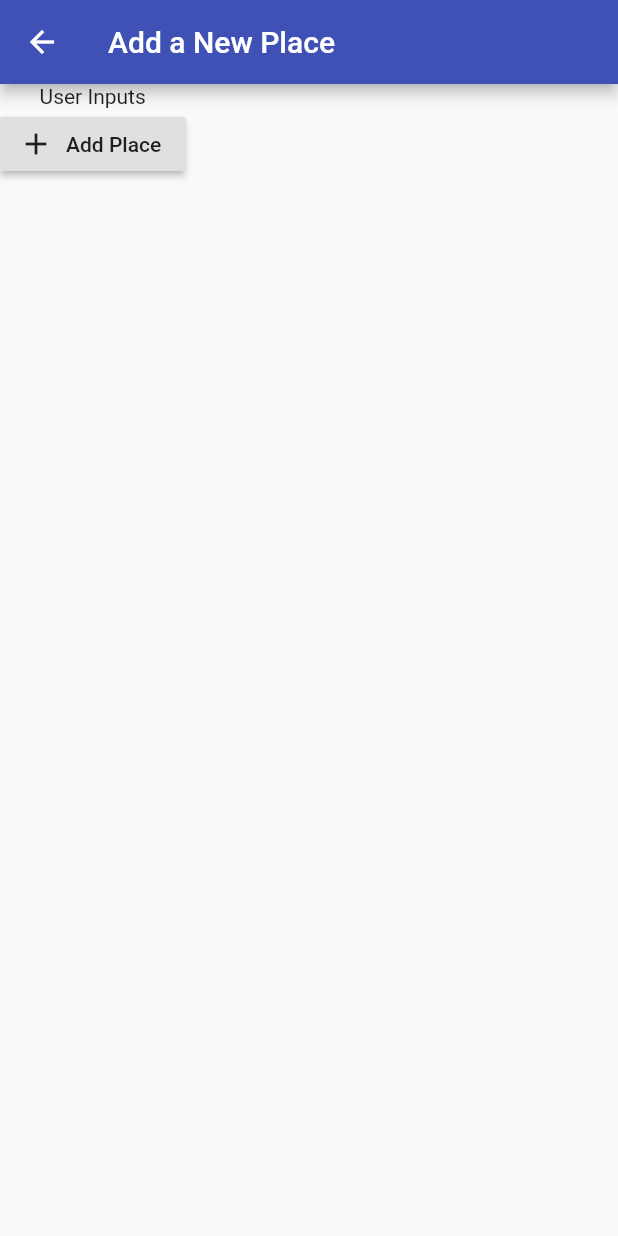
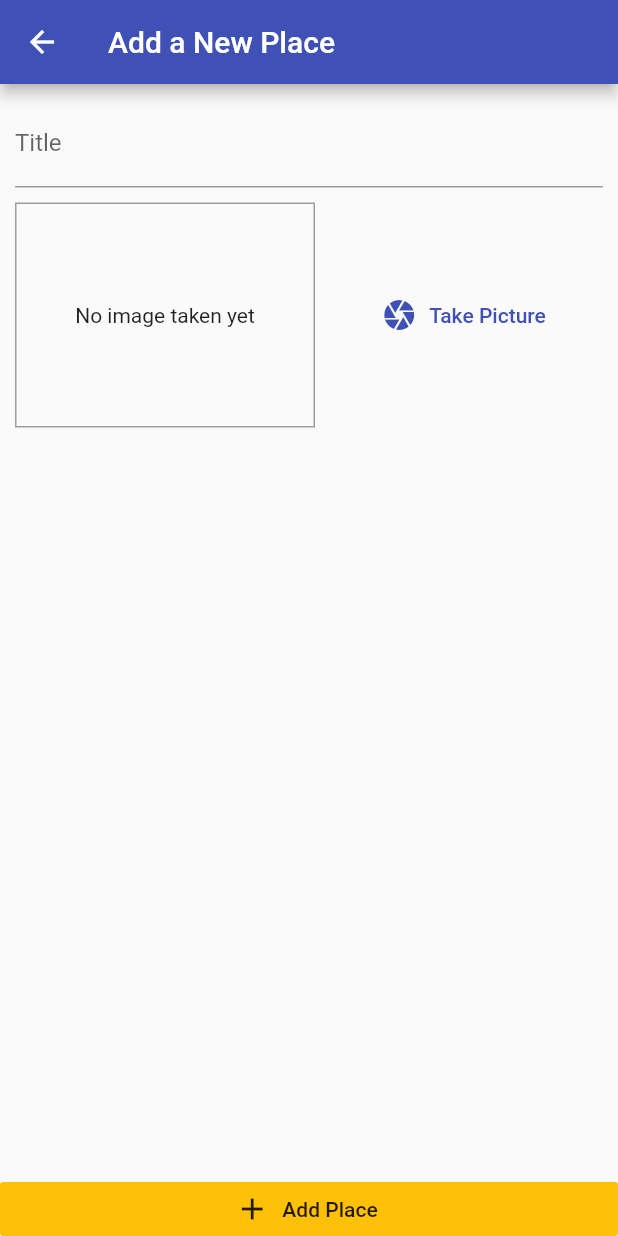
Before and after one commit to ShuvranilSaha/Great_place_app, a Flutter app: the screen it shows after launch, after a tap on the "add" icon, on a phone screen of 412 x 824 dp. Run offline on Flutter 3.47's test engine with Material 2 defaults, Android fonts, the phone set to English and light mode, and no system bars; our stand-ins replace image_picker.

Commit message:
added image click feature and save

```diff
--- a/lib/providers/great_places.dart
+++ b/lib/providers/great_places.dart
@@ -1,3 +1,5 @@
+import 'dart:io';
+
 import 'package:flutter/foundation.dart';
 import '../models/place.dart';
 
@@ -5,6 +7,17 @@ class GreatPlaces with ChangeNotifier {
   List<Place> _items = [];
 
   List<Place> get items {
-    return [...items];
+    return [..._items];
+  }
+
+  void addPlaces(String pickedTitle, File pickedImage) {
+    final newPlace = Place(
+      id: DateTime.now().toString(),
+      title: pickedTitle,
+      location: null,
+      image: pickedImage,
+    );
+    _items.add(newPlace);
+    notifyListeners();
   }
 }
--- a/lib/screens/add_place_screen.dart
+++ b/lib/screens/add_place_screen.dart
@@ -1,4 +1,8 @@
 import 'package:flutter/material.dart';
+import 'dart:io';
+import '../widgets/image_input.dart';
+import 'package:provider/provider.dart';
+import '../providers/great_places.dart';
 
 class AddPlaceScreen extends StatefulWidget {
   static const routeName = '/add-place';
@@ -7,6 +11,22 @@ class AddPlaceScreen extends StatefulWidget {
 }
 
 class _AddPlaceScreenState extends State<AddPlaceScreen> {
+  final _titleController = TextEditingController();
+  File _pickedImage;
+
+  void _selectImage(File pickedImage) {
+    _pickedImage = pickedImage;
+  }
+
+  void _savePlace() {
+    if (_titleController.text.isEmpty || _pickedImage == null) {
+      return;
+    }
+    Provider.of<GreatPlaces>(context, listen: false)
+        .addPlaces(_titleController.text, _pickedImage);
+    Navigator.of(context).pop();
+  }
+
   @override
   Widget build(BuildContext context) {
     return Scaffold(
@@ -14,12 +34,33 @@ class _AddPlaceScreenState extends State<AddPlaceScreen> {
         title: Text('Add a New Place'),
       ),
       body: Column(
+        crossAxisAlignment: CrossAxisAlignment.stretch,
         children: [
-          Text('User Inputs'),
+          Expanded(
+              child: SingleChildScrollView(
+            child: Padding(
+              padding: const EdgeInsets.all(10),
+              child: Column(
+                children: [
+                  TextField(
+                    decoration: InputDecoration(labelText: 'Title'),
+                    controller: _titleController,
+                  ),
+                  SizedBox(
+                    height: 10,
+                  ),
+                  ImageInput(_selectImage)
+                ],
+              ),
+            ),
+          )),
           RaisedButton.icon(
-            onPressed: () {},
+            onPressed: _savePlace,
             icon: Icon(Icons.add),
             label: Text('Add Place'),
+            elevation: 0,
+            materialTapTargetSize: MaterialTapTargetSize.shrinkWrap,
+            color: Theme.of(context).accentColor,
           )
         ],
       ),
--- a/lib/screens/places_list_screen.dart
+++ b/lib/screens/places_list_screen.dart
@@ -1,5 +1,7 @@
 import 'package:flutter/material.dart';
-import 'package:great_place_app/screens/add_place_screen.dart';
+import '../providers/great_places.dart';
+import '../screens/add_place_screen.dart';
+import 'package:provider/provider.dart';
 
 class PlacesListScreen extends StatelessWidget {
   @override
@@ -18,9 +20,26 @@ class PlacesListScreen extends StatelessWidget {
                 })
           ],
         ),
-      body: Center(
-        child: CircularProgressIndicator(),
+        body: Consumer<GreatPlaces>(
+          child: Center(
+            child: const Text('Got no places yet'),
           ),
-    );
+          builder: (ctx, greatPlaces, ch) => greatPlaces.items.length <= 0
+              ? ch
+              : ListView.builder(
+                  itemBuilder: (ctx, index) => ListTile(
+                    leading: CircleAvatar(
+                      backgroundImage: FileImage(
+                        greatPlaces.items[index].image,
+                      ),
+                    ),
+                    title: Text(greatPlaces.items[index].title),
+                    onTap: () {
+                      // navigate to detail page
+                    },
+                  ),
+                  itemCount: greatPlaces.items.length,
+                ),
+        ));
   }
 }
--- /dev/null
+++ b/lib/widgets/image_input.dart
@@ -0,0 +1,77 @@
+import 'dart:io';
+import 'package:image_picker/image_picker.dart';
+import 'package:path/path.dart' as path;
+import 'package:path_provider/path_provider.dart' as systemPath;
+
+import 'package:flutter/material.dart';
+
+class ImageInput extends StatefulWidget {
+  final Function onSelectedImage;
+
+  ImageInput(this.onSelectedImage);
+
+  @override
+  _ImageInputState createState() => _ImageInputState();
+}
+
+class _ImageInputState extends State<ImageInput> {
+  File _storedImage;
+
+  Future<void> _takePicture() async {
+    final picker = ImagePicker();
+    final imageFile = await picker.getImage(
+      source: ImageSource.camera,
+      maxWidth: 600,
+      maxHeight: 600,
+      preferredCameraDevice: CameraDevice.rear,
+    );
+    if (imageFile == null) {
+      return;
+    }
+    setState(() {
+      _storedImage = File(imageFile.path);
+    });
+
+    final appDir = await systemPath.getApplicationDocumentsDirectory();
+    final fileName = path.basename(imageFile.path);
+    final savedImage = await _storedImage.copy('${appDir.path}/$fileName');
+    widget.onSelectedImage(savedImage);
+  }
+
+  @override
+  Widget build(BuildContext context) {
+    return Row(
+      children: [
+        Container(
+          width: 200,
+          height: 150,
+          decoration: BoxDecoration(
+            border: Border.all(width: 1, color: Colors.grey),
+          ),
+          child: _storedImage != null
+              ? Image.file(
+                  _storedImage,
+                  fit: BoxFit.cover,
+                  width: double.infinity,
+                )
+              : Text(
+                  'No image taken yet',
+                  textAlign: TextAlign.center,
+                ),
+          alignment: Alignment.center,
+        ),
+        SizedBox(
+          width: 10,
+        ),
+        Expanded(
+          child: FlatButton.icon(
+            onPressed: _takePicture,
+            icon: Icon(Icons.camera),
+            label: Text('Take Picture'),
+            textColor: Theme.of(context).primaryColor,
+          ),
+        ),
+      ],
+    );
+  }
+}
--- a/pubspec.yaml
+++ b/pubspec.yaml
@@ -24,6 +24,9 @@ dependencies:
   flutter:
     sdk: flutter
   provider: ^4.3.2+2
+  image_picker: ^0.6.7+7
+  path_provider: ^1.6.14
+  path: ^1.7.0
 
 
   # The following adds the Cupertino Icons font to your application.
```
Also changed, not shown: pubspec.lock. Lines whose indentation alone changed are shown as unchanged.
